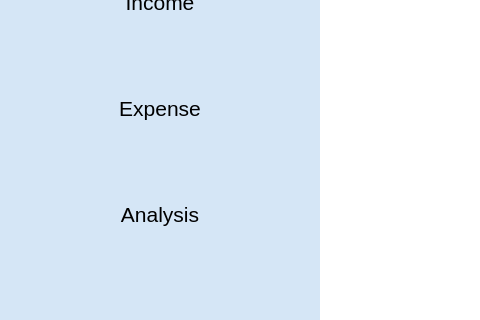
Above: moneyapp/ui/raw/Mono.ui from nemo984/money-app before the change; both pictures show x 0 to 480 and y 400 to 720 of the 1280 by 720 pixel window. Below: the same form after it.
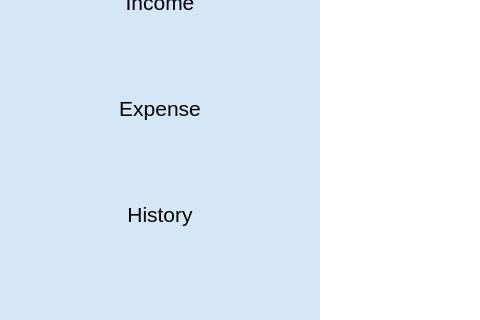
That is the form after the change. The open tabs and pages were chosen to show the change. Icons and pictures are not drawn.

```diff
--- a/moneyapp/ui/raw/Mono.ui
+++ b/moneyapp/ui/raw/Mono.ui
@@ -348,7 +348,7 @@
                 </font>
                </property>
                <property name="text">
-                <string>Analysis</string>
+                <string>History</string>
                </property>
                <property name="icon">
                 <iconset resource="resource.qrc">
```
Left out of the diff: 4 changed lines with no effect on the pictures.
